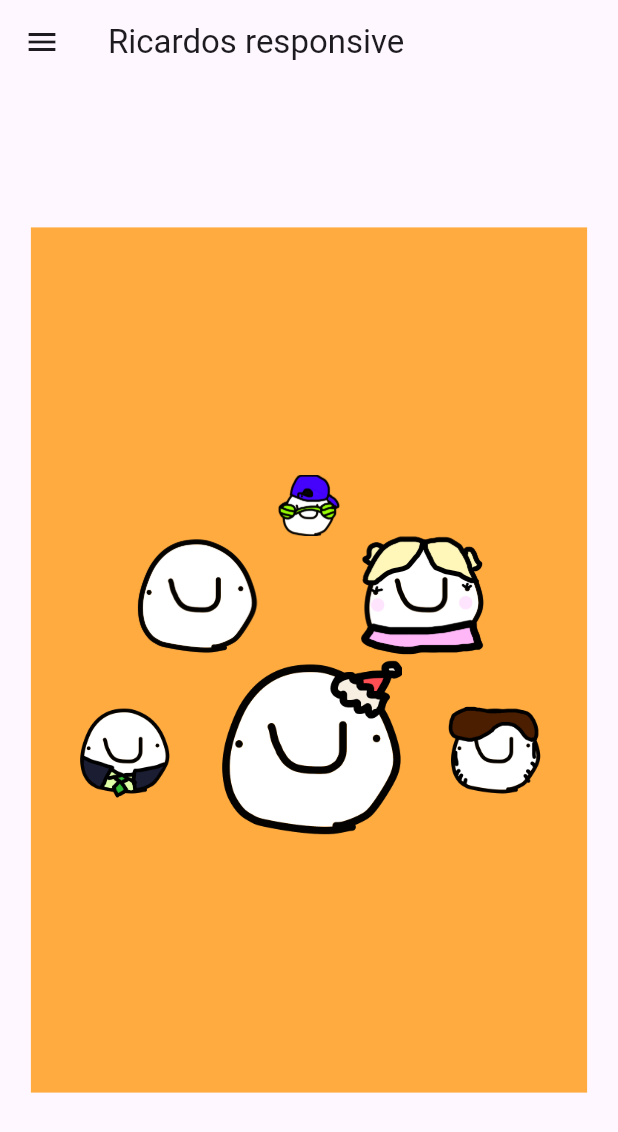
After one commit to FJPadilla24405/RepositorioFlutterFcoPadilla, a Flutter app: the Enlace8 screen opened directly, on a phone screen of 412 x 824 dp. The commit adds this screen. Shown: the top 1132 px of the screen. Run offline on Flutter 3.47's test engine with Material 3 defaults, Android fonts, the phone set to English and light mode, and no system bars; our stand-ins replace google_fonts; network calls fail; statements that could not run were skipped.

Commit message:
SingleChildScrollView para todo

```diff
--- a/lib/Screens/entrada2.dart
+++ b/lib/Screens/entrada2.dart
@@ -15,7 +15,8 @@ class Enlace2 extends StatelessWidget {
       ),
       drawer: const MenuLateral(),
       body: Center(
-        child: Column(
+        child: SingleChildScrollView(
+          child: Column(
           mainAxisAlignment: MainAxisAlignment.center,
 	        children:[
             Image.asset('assets/images/RedHarlow.jpg', width: 300, height: 300,),
@@ -25,7 +26,8 @@ class Enlace2 extends StatelessWidget {
                   fontWeight: FontWeight.bold
                 ), textAlign: TextAlign.center,),
           ]
-        ),
+        ),)
+
 
       ),
     );
--- a/lib/Screens/entrada3.dart
+++ b/lib/Screens/entrada3.dart
@@ -14,7 +14,8 @@ class Enlace3 extends StatelessWidget {
       ),
       drawer: const MenuLateral(),
       body: Center(
-        child: Column(
+        child: SingleChildScrollView(
+          child: Column(
           mainAxisAlignment: MainAxisAlignment.spaceEvenly,
 	        children:[
             Image.asset('assets/images/Ricardo.png', width: 100, height: 100,),
@@ -22,6 +23,7 @@ class Enlace3 extends StatelessWidget {
             Image.asset('assets/images/Ricardo.png', width: 300, height: 300,),
           ]
         ),
+        )
       ),
     );
   }
--- a/lib/Screens/entrada4.dart
+++ b/lib/Screens/entrada4.dart
@@ -14,7 +14,8 @@ class Enlace4 extends StatelessWidget {
       ),
       drawer: const MenuLateral(),
       body: const Center(
-        child: Column(
+        child: SingleChildScrollView(
+          child: Column(
           mainAxisAlignment: MainAxisAlignment.spaceEvenly,
 	        children:[
             Row(
@@ -39,6 +40,8 @@ class Enlace4 extends StatelessWidget {
             ),
           ]
         ),
+        )
+
       ),
     );
   }
--- a/lib/Screens/entrada5.dart
+++ b/lib/Screens/entrada5.dart
@@ -14,7 +14,8 @@ class Enlace5 extends StatelessWidget {
       ),
       drawer: const MenuLateral(),
       body: Center(
-        child: Row(
+        child: SingleChildScrollView(
+          child: Row(
           mainAxisAlignment: MainAxisAlignment.spaceEvenly,
 	        children:[
             Column(
@@ -34,6 +35,8 @@ class Enlace5 extends StatelessWidget {
             ),
           ]
         ),
+        )
+
       ),
     );
   }
--- a/lib/Screens/entrada6.dart
+++ b/lib/Screens/entrada6.dart
@@ -15,7 +15,8 @@ class Enlace6 extends StatelessWidget {
       ),
       drawer: const MenuLateral(),
       body: Center(
-        child: Column(
+        child: SingleChildScrollView(
+          child: Column(
           mainAxisAlignment: MainAxisAlignment.spaceEvenly,
 	        children:[
                 Text("Hola que tal soy colosal como este pedazo de texto que no cabe",
@@ -43,6 +44,7 @@ class Enlace6 extends StatelessWidget {
                 ), textAlign: TextAlign.center,),
           ]
         ),
+        )
       ),
     );
   }
--- a/lib/Screens/entrada7.dart
+++ b/lib/Screens/entrada7.dart
@@ -14,7 +14,8 @@ class Enlace7 extends StatelessWidget {
       ),
       drawer: const MenuLateral(),
       body: Center(
-        child: Column(
+        child: SingleChildScrollView(
+          child: Column(
           mainAxisAlignment: MainAxisAlignment.spaceEvenly,
 	        children:[
             Row(
@@ -40,6 +41,7 @@ class Enlace7 extends StatelessWidget {
             ),
           ]
         ),
+        )
       ),
     );
   }
--- /dev/null
+++ b/lib/Screens/entrada8.dart
@@ -0,0 +1,86 @@
+import 'package:flutter/material.dart';
+import 'menu_lateral.dart';
+
+
+class Enlace8 extends StatelessWidget {
+  const Enlace8({super.key});
+
+
+  @override
+  Widget build(BuildContext context) {
+    final size = MediaQuery.of(context).size;
+    final width = size.width;
+    final height = size.height;
+
+    return Scaffold(
+      appBar: AppBar(
+        title: const Text("Ricardos responsive"),
+      ),
+      drawer: const MenuLateral(),
+      body: Center(
+        child: Container(
+           width: width*0.9,
+           height: height*0.7,
+           color: Colors.orangeAccent,
+           child: Column(
+          mainAxisAlignment: MainAxisAlignment.center,
+          children: [
+          Row(
+          mainAxisAlignment: MainAxisAlignment.spaceEvenly,
+	        children:[
+            Column(
+              mainAxisAlignment: MainAxisAlignment.spaceEvenly,
+	            children:[
+                Image.asset('assets/images/RicardoFiestas.png', width: width*0.1, height: width*0.1,),
+              ]
+            ),
+          ]
+          ),
+          Row(
+          mainAxisAlignment: MainAxisAlignment.spaceEvenly,
+	        children:[
+            Column(
+              mainAxisAlignment: MainAxisAlignment.spaceEvenly,
+	            children:[
+                Image.asset('assets/images/Ricardo.png', width: height*0.1, height: height*0.1,),
+              ]
+            ),
+            Column(
+              mainAxisAlignment: MainAxisAlignment.spaceEvenly,
+	            children:[
+                Image.asset('assets/images/Ricarda.png', width: height*0.1, height: height*0.1,),
+              ]
+            ),
+          ]
+          ),
+          Row(
+          mainAxisAlignment: MainAxisAlignment.spaceEvenly,
+	        children:[
+            Column(
+              mainAxisAlignment: MainAxisAlignment.spaceEvenly,
+	            children:[
+                Image.asset('assets/images/RicardoElegante.png', width: width*0.15, height: width*0.15,),
+              ]
+            ),
+            Column(
+              mainAxisAlignment: MainAxisAlignment.spaceEvenly,
+	            children:[
+                Image.asset('assets/images/RicardoNavidad.png', width: height*0.15, height: height*0.15,),
+              ]
+            ),
+            Column(
+              mainAxisAlignment: MainAxisAlignment.spaceEvenly,
+	            children:[
+                Image.asset('assets/images/RicardoPelo.png', width: width*0.15, height: width*0.15,),
+              ]
+            ),
+          ]
+        ),
+          ]
+        )
+        )
+
+      ),
+    );
+  }
+}
--- a/lib/Screens/menu_lateral.dart
+++ b/lib/Screens/menu_lateral.dart
@@ -7,6 +7,7 @@ import 'entrada4.dart';
 import 'entrada5.dart';
 import 'entrada6.dart';
 import 'entrada7.dart';
+import 'entrada8.dart';
 
 
 class MenuLateral extends StatelessWidget {
@@ -88,6 +89,14 @@ class MenuLateral extends StatelessWidget {
                   builder: (BuildContext context) => const Enlace7()));
             },
           ),
+          ListTile(
+            title: const Text("Ejemplo responsive"),
+            onTap: () {
+              Navigator.of(context).pop();
+              Navigator.of(context).push(MaterialPageRoute(
+                  builder: (BuildContext context) => const Enlace8()));
+            },
+          ),
         ],
       ),
     );
```
